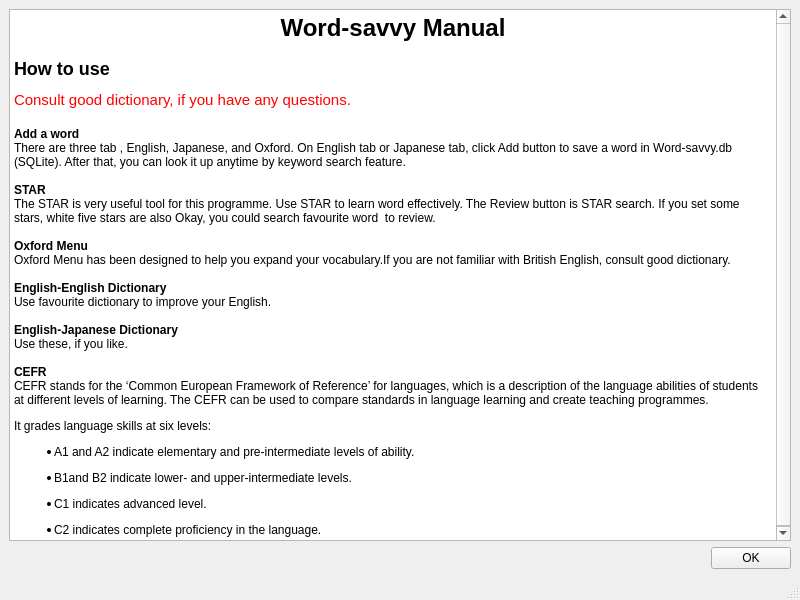
First picture: the form in manual.ui, repository m-fujimoto/Word-savvy, before the edit.
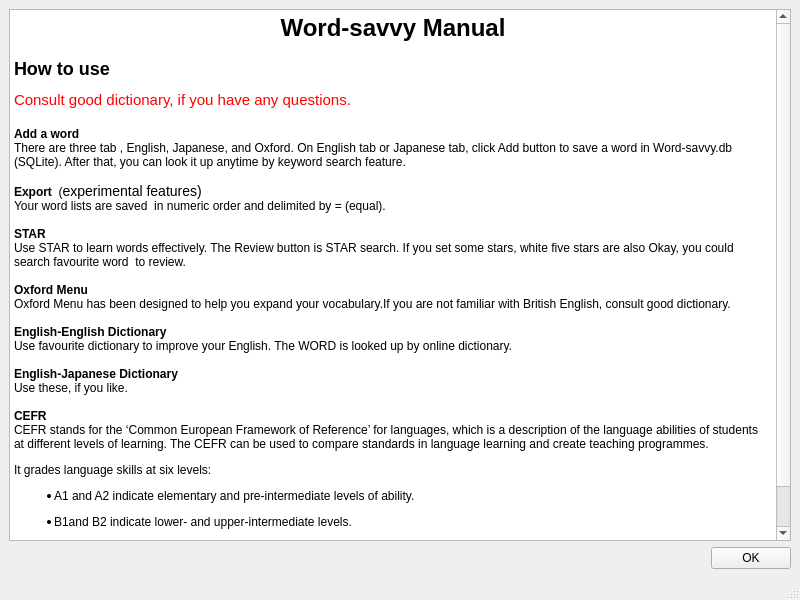
Second picture: the form after the edit.

The edit to the form file:
```diff
--- a/manual.ui
+++ b/manual.ui
@@ -23,33 +23,36 @@
          <string>&lt;!DOCTYPE HTML PUBLIC &quot;-//W3C//DTD HTML 4.0//EN&quot; &quot;http://www.w3.org/TR/REC-html40/strict.dtd&quot;&gt;
 &lt;html&gt;&lt;head&gt;&lt;meta name=&quot;qrichtext&quot; content=&quot;1&quot; /&gt;&lt;style type=&quot;text/css&quot;&gt;
 p, li { white-space: pre-wrap; }
-&lt;/style&gt;&lt;/head&gt;&lt;body style=&quot; font-family:'MS Shell Dlg 2'; font-size:8.25pt; font-weight:400; font-style:normal;&quot;&gt;
-&lt;h1 align=&quot;center&quot; style=&quot; margin-top:18px; margin-bottom:12px; margin-left:0px; margin-right:0px; -qt-block-indent:0; text-indent:0px;&quot;&gt;&lt;span style=&quot; font-family:'Sans Serif'; font-size:9pt; font-weight:600;&quot;&gt;Word-savvy Manual&lt;/span&gt;&lt;/h1&gt;
-&lt;h2 style=&quot; margin-top:16px; margin-bottom:12px; margin-left:0px; margin-right:0px; -qt-block-indent:0; text-indent:0px;&quot;&gt;&lt;span style=&quot; font-family:'Sans Serif'; font-size:9pt; font-weight:600;&quot;&gt;How to use&lt;/span&gt;&lt;/h2&gt;
+&lt;/style&gt;&lt;/head&gt;&lt;body style=&quot; font-family:'Sans Serif'; font-size:9pt; font-weight:400; font-style:normal;&quot;&gt;
+&lt;h1 align=&quot;center&quot; style=&quot; margin-top:18px; margin-bottom:12px; margin-left:0px; margin-right:0px; -qt-block-indent:0; text-indent:0px;&quot;&gt;&lt;span style=&quot; font-family:'Sans Serif'; font-size:xx-large; font-weight:600;&quot;&gt;Word-savvy Manual&lt;/span&gt;&lt;/h1&gt;
+&lt;h2 style=&quot; margin-top:16px; margin-bottom:12px; margin-left:0px; margin-right:0px; -qt-block-indent:0; text-indent:0px;&quot;&gt;&lt;span style=&quot; font-family:'Sans Serif'; font-size:x-large; font-weight:600;&quot;&gt;How to use&lt;/span&gt;&lt;/h2&gt;
 &lt;p style=&quot; margin-top:0px; margin-bottom:0px; margin-left:0px; margin-right:0px; -qt-block-indent:0; text-indent:0px;&quot;&gt;&lt;span style=&quot; font-family:'Sans Serif'; font-size:11pt; color:#ff0000;&quot;&gt;Consult good dictionary, if you have any questions.&lt;/span&gt;&lt;/p&gt;
 &lt;p style=&quot;-qt-paragraph-type:empty; margin-top:0px; margin-bottom:0px; margin-left:0px; margin-right:0px; -qt-block-indent:0; text-indent:0px; font-family:'Sans Serif'; font-size:11pt; color:#ff0000;&quot;&gt;&lt;br /&gt;&lt;/p&gt;
-&lt;p style=&quot; margin-top:0px; margin-bottom:0px; margin-left:0px; margin-right:0px; -qt-block-indent:0; text-indent:0px;&quot;&gt;&lt;span style=&quot; font-family:'Sans Serif'; font-size:9pt; font-weight:600; color:#000000;&quot;&gt;Add a word&lt;/span&gt;&lt;/p&gt;
-&lt;p style=&quot; margin-top:0px; margin-bottom:0px; margin-left:0px; margin-right:0px; -qt-block-indent:0; text-indent:0px;&quot;&gt;&lt;span style=&quot; font-family:'Sans Serif'; font-size:9pt;&quot;&gt;There are three tab , English, Japanese, and Oxford. On English tab or Japanese tab, click Add button to save a word in Word-savvy.db (SQLite). After that, you can look it up anytime by keyword search feature.&lt;/span&gt;&lt;/p&gt;
-&lt;p style=&quot;-qt-paragraph-type:empty; margin-top:0px; margin-bottom:0px; margin-left:0px; margin-right:0px; -qt-block-indent:0; text-indent:0px; font-family:'Sans Serif'; font-size:9pt;&quot;&gt;&lt;br /&gt;&lt;/p&gt;
-&lt;p style=&quot; margin-top:0px; margin-bottom:0px; margin-left:0px; margin-right:0px; -qt-block-indent:0; text-indent:0px;&quot;&gt;&lt;span style=&quot; font-family:'Sans Serif'; font-size:9pt; font-weight:600;&quot;&gt;STAR&lt;/span&gt;&lt;/p&gt;
-&lt;p style=&quot; margin-top:0px; margin-bottom:0px; margin-left:0px; margin-right:0px; -qt-block-indent:0; text-indent:0px;&quot;&gt;&lt;span style=&quot; font-family:'Sans Serif'; font-size:9pt;&quot;&gt;The STAR is very useful tool for this programme. Use STAR to learn word effectively. The Review button is STAR search. If you set some stars, white five stars are also Okay, you could search favourite word  to review.&lt;/span&gt;&lt;/p&gt;
-&lt;p style=&quot;-qt-paragraph-type:empty; margin-top:0px; margin-bottom:0px; margin-left:0px; margin-right:0px; -qt-block-indent:0; text-indent:0px; font-family:'Sans Serif'; font-size:9pt;&quot;&gt;&lt;br /&gt;&lt;/p&gt;
-&lt;p style=&quot; margin-top:0px; margin-bottom:0px; margin-left:0px; margin-right:0px; -qt-block-indent:0; text-indent:0px;&quot;&gt;&lt;span style=&quot; font-family:'Sans Serif'; font-size:9pt; font-weight:600;&quot;&gt;Oxford Menu&lt;/span&gt;&lt;/p&gt;
-&lt;p style=&quot; margin-top:0px; margin-bottom:0px; margin-left:0px; margin-right:0px; -qt-block-indent:0; text-indent:0px;&quot;&gt;&lt;span style=&quot; font-family:'Sans Serif'; font-size:9pt;&quot;&gt;Oxford Menu has been designed to help you expand your vocabulary.If you are not familiar with British English, consult good dictionary.&lt;/span&gt;&lt;/p&gt;
-&lt;p style=&quot;-qt-paragraph-type:empty; margin-top:0px; margin-bottom:0px; margin-left:0px; margin-right:0px; -qt-block-indent:0; text-indent:0px; font-family:'Sans Serif'; font-size:9pt;&quot;&gt;&lt;br /&gt;&lt;/p&gt;
-&lt;p style=&quot; margin-top:0px; margin-bottom:0px; margin-left:0px; margin-right:0px; -qt-block-indent:0; text-indent:0px;&quot;&gt;&lt;span style=&quot; font-family:'Sans Serif'; font-size:9pt; font-weight:600;&quot;&gt;English-English Dictionary&lt;/span&gt;&lt;/p&gt;
-&lt;p style=&quot; margin-top:0px; margin-bottom:0px; margin-left:0px; margin-right:0px; -qt-block-indent:0; text-indent:0px;&quot;&gt;&lt;span style=&quot; font-family:'Sans Serif'; font-size:9pt;&quot;&gt;Use favourite dictionary to improve your English.&lt;/span&gt;&lt;/p&gt;
-&lt;p style=&quot;-qt-paragraph-type:empty; margin-top:0px; margin-bottom:0px; margin-left:0px; margin-right:0px; -qt-block-indent:0; text-indent:0px; font-family:'Sans Serif'; font-size:9pt;&quot;&gt;&lt;br /&gt;&lt;/p&gt;
-&lt;p style=&quot; margin-top:0px; margin-bottom:0px; margin-left:0px; margin-right:0px; -qt-block-indent:0; text-indent:0px;&quot;&gt;&lt;span style=&quot; font-family:'Sans Serif'; font-size:9pt; font-weight:600;&quot;&gt;English-Japanese Dictionary&lt;/span&gt;&lt;/p&gt;
-&lt;p style=&quot; margin-top:0px; margin-bottom:0px; margin-left:0px; margin-right:0px; -qt-block-indent:0; text-indent:0px;&quot;&gt;&lt;span style=&quot; font-family:'Sans Serif'; font-size:9pt;&quot;&gt;Use these, if you like.&lt;/span&gt;&lt;/p&gt;
-&lt;p style=&quot;-qt-paragraph-type:empty; margin-top:0px; margin-bottom:0px; margin-left:0px; margin-right:0px; -qt-block-indent:0; text-indent:0px; font-family:'Sans Serif'; font-size:9pt;&quot;&gt;&lt;br /&gt;&lt;/p&gt;
-&lt;p style=&quot; margin-top:0px; margin-bottom:0px; margin-left:0px; margin-right:0px; -qt-block-indent:0; text-indent:0px;&quot;&gt;&lt;span style=&quot; font-family:'Sans Serif'; font-size:9pt; font-weight:600;&quot;&gt;CEFR&lt;/span&gt;&lt;/p&gt;
-&lt;p style=&quot; margin-top:0px; margin-bottom:0px; margin-left:0px; margin-right:0px; -qt-block-indent:0; text-indent:0px;&quot;&gt;&lt;span style=&quot; font-family:'Sans Serif'; font-size:9pt;&quot;&gt;CEFR stands for the ‘Common European Framework of Reference’ for languages, which is a description of the language abilities of students at different levels of learning. The CEFR can be used to compare standards in language learning and create teaching programmes. &lt;/span&gt;&lt;/p&gt;
-&lt;p style=&quot; margin-top:12px; margin-bottom:12px; margin-left:0px; margin-right:0px; -qt-block-indent:0; text-indent:0px;&quot;&gt;&lt;span style=&quot; font-family:'Sans Serif'; font-size:9pt;&quot;&gt;It grades language skills at six levels: &lt;/span&gt;&lt;/p&gt;
-&lt;ul style=&quot;margin-top: 0px; margin-bottom: 0px; margin-left: 0px; margin-right: 0px; -qt-list-indent: 1;&quot;&gt;&lt;li style=&quot; font-family:'Sans Serif'; font-size:9pt;&quot; style=&quot; margin-top:12px; margin-bottom:12px; margin-left:0px; margin-right:0px; -qt-block-indent:0; text-indent:0px;&quot;&gt;A1 and A2 indicate elementary and pre-intermediate levels of ability. &lt;/li&gt;&lt;/ul&gt;
-&lt;ul style=&quot;margin-top: 0px; margin-bottom: 0px; margin-left: 0px; margin-right: 0px; -qt-list-indent: 1;&quot;&gt;&lt;li style=&quot; font-family:'Sans Serif'; font-size:9pt;&quot; style=&quot; margin-top:12px; margin-bottom:12px; margin-left:0px; margin-right:0px; -qt-block-indent:0; text-indent:0px;&quot;&gt;B1and B2 indicate lower- and upper-intermediate levels. &lt;/li&gt;&lt;/ul&gt;
-&lt;ul style=&quot;margin-top: 0px; margin-bottom: 0px; margin-left: 0px; margin-right: 0px; -qt-list-indent: 1;&quot;&gt;&lt;li style=&quot; font-family:'Sans Serif'; font-size:9pt;&quot; style=&quot; margin-top:12px; margin-bottom:12px; margin-left:0px; margin-right:0px; -qt-block-indent:0; text-indent:0px;&quot;&gt;C1 indicates advanced level. &lt;/li&gt;&lt;/ul&gt;
-&lt;ul style=&quot;margin-top: 0px; margin-bottom: 0px; margin-left: 0px; margin-right: 0px; -qt-list-indent: 1;&quot;&gt;&lt;li style=&quot; font-family:'Sans Serif'; font-size:9pt;&quot; style=&quot; margin-top:12px; margin-bottom:12px; margin-left:0px; margin-right:0px; -qt-block-indent:0; text-indent:0px;&quot;&gt;C2 indicates complete proficiency in the language. &lt;/li&gt;&lt;/ul&gt;&lt;/body&gt;&lt;/html&gt;</string>
+&lt;p style=&quot; margin-top:0px; margin-bottom:0px; margin-left:0px; margin-right:0px; -qt-block-indent:0; text-indent:0px;&quot;&gt;&lt;span style=&quot; font-family:'Sans Serif'; font-weight:600; color:#000000;&quot;&gt;Add a word&lt;/span&gt;&lt;/p&gt;
+&lt;p style=&quot; margin-top:0px; margin-bottom:0px; margin-left:0px; margin-right:0px; -qt-block-indent:0; text-indent:0px;&quot;&gt;&lt;span style=&quot; font-family:'Sans Serif';&quot;&gt;There are three tab , English, Japanese, and Oxford. On English tab or Japanese tab, click Add button to save a word in Word-savvy.db (SQLite). After that, you can look it up anytime by keyword search feature.&lt;/span&gt;&lt;/p&gt;
+&lt;p style=&quot;-qt-paragraph-type:empty; margin-top:0px; margin-bottom:0px; margin-left:0px; margin-right:0px; -qt-block-indent:0; text-indent:0px; font-family:'Sans Serif';&quot;&gt;&lt;br /&gt;&lt;/p&gt;
+&lt;p style=&quot; margin-top:0px; margin-bottom:0px; margin-left:0px; margin-right:0px; -qt-block-indent:0; text-indent:0px;&quot;&gt;&lt;span style=&quot; font-family:'Sans Serif'; font-weight:600;&quot;&gt;Export&lt;/span&gt;&lt;span style=&quot; font-family:'Sans Serif';&quot;&gt;  (&lt;/span&gt;&lt;span style=&quot; font-family:'Sans Serif'; font-size:large;&quot;&gt;experimental features)&lt;/span&gt;&lt;/p&gt;
+&lt;p style=&quot; margin-top:0px; margin-bottom:0px; margin-left:0px; margin-right:0px; -qt-block-indent:0; text-indent:0px;&quot;&gt;&lt;span style=&quot; font-family:'Sans Serif';&quot;&gt;Your word lists are saved  in numeric order and delimited by = (equal).&lt;/span&gt;&lt;/p&gt;
+&lt;p style=&quot;-qt-paragraph-type:empty; margin-top:0px; margin-bottom:0px; margin-left:0px; margin-right:0px; -qt-block-indent:0; text-indent:0px; font-family:'Sans Serif';&quot;&gt;&lt;br /&gt;&lt;/p&gt;
+&lt;p style=&quot; margin-top:0px; margin-bottom:0px; margin-left:0px; margin-right:0px; -qt-block-indent:0; text-indent:0px;&quot;&gt;&lt;span style=&quot; font-family:'Sans Serif'; font-weight:600;&quot;&gt;STAR&lt;/span&gt;&lt;/p&gt;
+&lt;p style=&quot; margin-top:0px; margin-bottom:0px; margin-left:0px; margin-right:0px; -qt-block-indent:0; text-indent:0px;&quot;&gt;&lt;span style=&quot; font-family:'Sans Serif';&quot;&gt;Use STAR to learn words effectively. The Review button is STAR search. If you set some stars, white five stars are also Okay, you could search favourite word  to review.&lt;/span&gt;&lt;/p&gt;
+&lt;p style=&quot;-qt-paragraph-type:empty; margin-top:0px; margin-bottom:0px; margin-left:0px; margin-right:0px; -qt-block-indent:0; text-indent:0px; font-family:'Sans Serif';&quot;&gt;&lt;br /&gt;&lt;/p&gt;
+&lt;p style=&quot; margin-top:0px; margin-bottom:0px; margin-left:0px; margin-right:0px; -qt-block-indent:0; text-indent:0px;&quot;&gt;&lt;span style=&quot; font-family:'Sans Serif'; font-weight:600;&quot;&gt;Oxford Menu&lt;/span&gt;&lt;/p&gt;
+&lt;p style=&quot; margin-top:0px; margin-bottom:0px; margin-left:0px; margin-right:0px; -qt-block-indent:0; text-indent:0px;&quot;&gt;&lt;span style=&quot; font-family:'Sans Serif';&quot;&gt;Oxford Menu has been designed to help you expand your vocabulary.If you are not familiar with British English, consult good dictionary.&lt;/span&gt;&lt;/p&gt;
+&lt;p style=&quot;-qt-paragraph-type:empty; margin-top:0px; margin-bottom:0px; margin-left:0px; margin-right:0px; -qt-block-indent:0; text-indent:0px; font-family:'Sans Serif';&quot;&gt;&lt;br /&gt;&lt;/p&gt;
+&lt;p style=&quot; margin-top:0px; margin-bottom:0px; margin-left:0px; margin-right:0px; -qt-block-indent:0; text-indent:0px;&quot;&gt;&lt;span style=&quot; font-family:'Sans Serif'; font-weight:600;&quot;&gt;English-English Dictionary&lt;/span&gt;&lt;/p&gt;
+&lt;p style=&quot; margin-top:0px; margin-bottom:0px; margin-left:0px; margin-right:0px; -qt-block-indent:0; text-indent:0px;&quot;&gt;&lt;span style=&quot; font-family:'Sans Serif';&quot;&gt;Use favourite dictionary to improve your English. The WORD is looked up by online dictionary.&lt;/span&gt;&lt;/p&gt;
+&lt;p style=&quot;-qt-paragraph-type:empty; margin-top:0px; margin-bottom:0px; margin-left:0px; margin-right:0px; -qt-block-indent:0; text-indent:0px; font-family:'Sans Serif';&quot;&gt;&lt;br /&gt;&lt;/p&gt;
+&lt;p style=&quot; margin-top:0px; margin-bottom:0px; margin-left:0px; margin-right:0px; -qt-block-indent:0; text-indent:0px;&quot;&gt;&lt;span style=&quot; font-family:'Sans Serif'; font-weight:600;&quot;&gt;English-Japanese Dictionary&lt;/span&gt;&lt;/p&gt;
+&lt;p style=&quot; margin-top:0px; margin-bottom:0px; margin-left:0px; margin-right:0px; -qt-block-indent:0; text-indent:0px;&quot;&gt;&lt;span style=&quot; font-family:'Sans Serif';&quot;&gt;Use these, if you like.&lt;/span&gt;&lt;/p&gt;
+&lt;p style=&quot;-qt-paragraph-type:empty; margin-top:0px; margin-bottom:0px; margin-left:0px; margin-right:0px; -qt-block-indent:0; text-indent:0px; font-family:'Sans Serif';&quot;&gt;&lt;br /&gt;&lt;/p&gt;
+&lt;p style=&quot; margin-top:0px; margin-bottom:0px; margin-left:0px; margin-right:0px; -qt-block-indent:0; text-indent:0px;&quot;&gt;&lt;span style=&quot; font-family:'Sans Serif'; font-weight:600;&quot;&gt;CEFR&lt;/span&gt;&lt;/p&gt;
+&lt;p style=&quot; margin-top:0px; margin-bottom:0px; margin-left:0px; margin-right:0px; -qt-block-indent:0; text-indent:0px;&quot;&gt;&lt;span style=&quot; font-family:'Sans Serif';&quot;&gt;CEFR stands for the ‘Common European Framework of Reference’ for languages, which is a description of the language abilities of students at different levels of learning. The CEFR can be used to compare standards in language learning and create teaching programmes. &lt;/span&gt;&lt;/p&gt;
+&lt;p style=&quot; margin-top:12px; margin-bottom:12px; margin-left:0px; margin-right:0px; -qt-block-indent:0; text-indent:0px;&quot;&gt;&lt;span style=&quot; font-family:'Sans Serif';&quot;&gt;It grades language skills at six levels: &lt;/span&gt;&lt;/p&gt;
+&lt;ul style=&quot;margin-top: 0px; margin-bottom: 0px; margin-left: 0px; margin-right: 0px; -qt-list-indent: 1;&quot;&gt;&lt;li style=&quot; font-family:'Sans Serif';&quot; style=&quot; margin-top:12px; margin-bottom:12px; margin-left:0px; margin-right:0px; -qt-block-indent:0; text-indent:0px;&quot;&gt;A1 and A2 indicate elementary and pre-intermediate levels of ability. &lt;/li&gt;&lt;/ul&gt;
+&lt;ul style=&quot;margin-top: 0px; margin-bottom: 0px; margin-left: 0px; margin-right: 0px; -qt-list-indent: 1;&quot;&gt;&lt;li style=&quot; font-family:'Sans Serif';&quot; style=&quot; margin-top:12px; margin-bottom:12px; margin-left:0px; margin-right:0px; -qt-block-indent:0; text-indent:0px;&quot;&gt;B1and B2 indicate lower- and upper-intermediate levels. &lt;/li&gt;&lt;/ul&gt;
+&lt;ul style=&quot;margin-top: 0px; margin-bottom: 0px; margin-left: 0px; margin-right: 0px; -qt-list-indent: 1;&quot;&gt;&lt;li style=&quot; font-family:'Sans Serif';&quot; style=&quot; margin-top:12px; margin-bottom:12px; margin-left:0px; margin-right:0px; -qt-block-indent:0; text-indent:0px;&quot;&gt;C1 indicates advanced level. &lt;/li&gt;&lt;/ul&gt;
+&lt;ul style=&quot;margin-top: 0px; margin-bottom: 0px; margin-left: 0px; margin-right: 0px; -qt-list-indent: 1;&quot;&gt;&lt;li style=&quot; font-family:'Sans Serif';&quot; style=&quot; margin-top:12px; margin-bottom:12px; margin-left:0px; margin-right:0px; -qt-block-indent:0; text-indent:0px;&quot;&gt;C2 indicates complete proficiency in the language. &lt;/li&gt;&lt;/ul&gt;&lt;/body&gt;&lt;/html&gt;</string>
         </property>
        </widget>
       </item>
```
Left out of the diff: 2 changed lines with no effect on the pictures.
